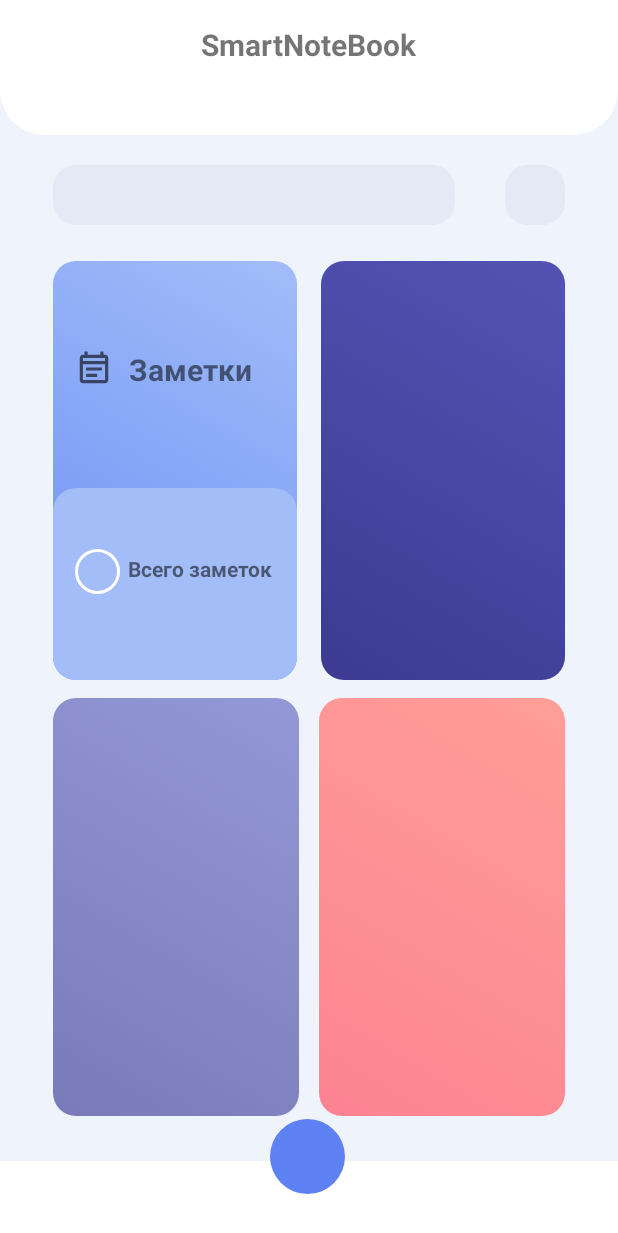
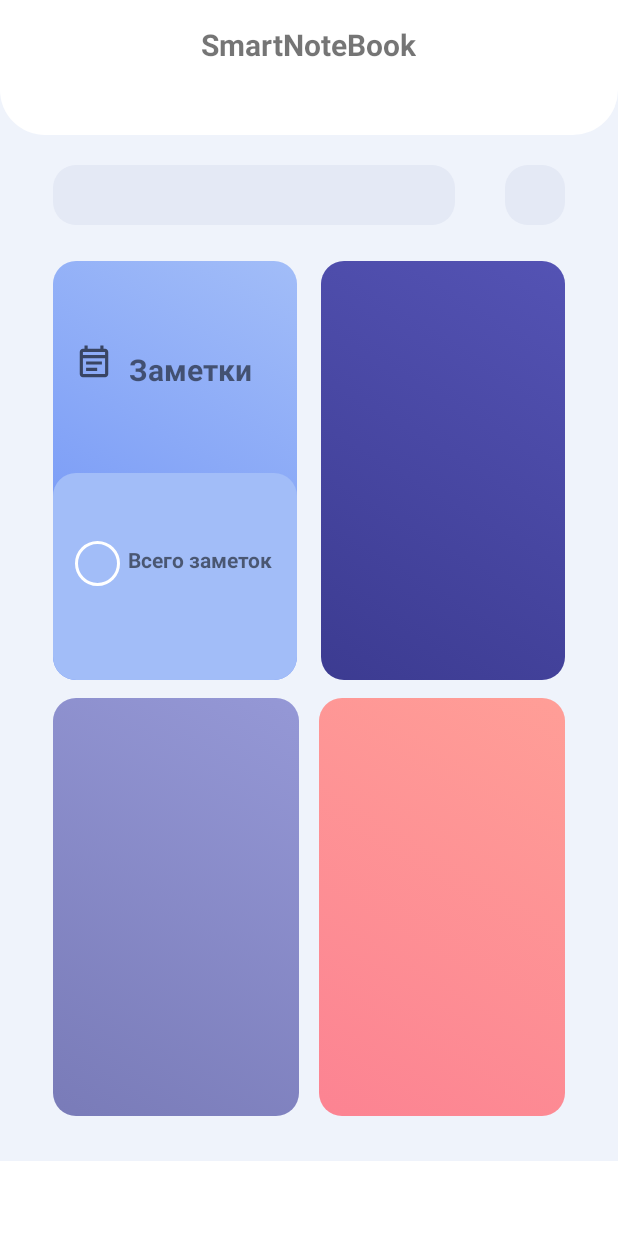
Before and after one commit to TheJecksMan/SmartNoteBookV1, an Android app: the screen it shows after launch (MainActivityMainMenu), on a phone screen of 412 x 824 dp. Shown: the top 1233 px of the screen. Run offline under Robolectric (Android 15) with nearby library versions, the phone set to English and light mode, and no system bars.

Commit message:
UI Register/Login

```diff
--- a/app/src/main/AndroidManifest.xml
+++ b/app/src/main/AndroidManifest.xml
@@ -12,7 +12,8 @@
         android:roundIcon="@mipmap/ic_launcher_round"
         android:supportsRtl="true"
         android:theme="@style/Theme.MaterialComponents.DayNight.NoActionBar">
-        <activity android:name=".MainActivityReminders"></activity>
+        <activity android:name=".Account"></activity>
+        <activity android:name=".MainActivityReminders" />
         <activity android:name=".MainActivityMainMenu" />
         <activity android:name=".MainActivityNoteBook" />
         <activity android:name=".MainActivityCreateNotes" />
--- a/app/src/main/res/layout/activity_main_main_menu.xml
+++ b/app/src/main/res/layout/activity_main_main_menu.xml
@@ -119,21 +119,10 @@
         app:layout_constraintTop_toTopOf="parent" />
 
     <View
-        android:id="@+id/ViewVoiceHelper"
-        android:layout_width="50dp"
-        android:layout_height="50dp"
-        android:layout_marginBottom="28dp"
-        android:background="@drawable/ic_custom_button"
-        app:layout_constraintBottom_toBottomOf="parent"
-        app:layout_constraintEnd_toEndOf="parent"
-        app:layout_constraintHorizontal_bias="0.498"
-        app:layout_constraintStart_toStartOf="parent"></View>
-
-    <View
         android:id="@+id/ViewDopButton1"
         android:layout_width="0dp"
         android:layout_height="0dp"
-        android:layout_marginTop="65dp"
+        android:layout_marginTop="55dp"
         android:background="@drawable/btn_dop_menu_1"
         app:layout_constraintBottom_toBottomOf="@+id/ViewButton1"
         app:layout_constraintEnd_toEndOf="@+id/ViewButton1"
@@ -159,14 +148,13 @@
         android:id="@+id/ViewIconNotes"
         android:layout_width="25dp"
         android:layout_height="25dp"
-        android:layout_marginBottom="64dp"
         android:background="@drawable/ic_outline_event_note_24"
         app:layout_constraintBottom_toTopOf="@+id/ViewDopButton1"
         app:layout_constraintEnd_toEndOf="@+id/ViewButton1"
         app:layout_constraintHorizontal_bias="0.108"
         app:layout_constraintStart_toStartOf="@+id/ViewButton1"
         app:layout_constraintTop_toTopOf="@+id/ViewButton1"
-        app:layout_constraintVertical_bias="0.958" />
+        app:layout_constraintVertical_bias="0.476" />
 
     <View
         android:id="@+id/viewIconCircle"
@@ -201,9 +189,11 @@
         android:layout_width="0dp"
         android:layout_height="0dp"
         android:background="#00FFFFFF"
+        android:visibility="gone"
         app:layout_constraintBottom_toBottomOf="@+id/ViewButton1"
         app:layout_constraintEnd_toEndOf="@+id/ViewButton1"
         app:layout_constraintStart_toStartOf="@+id/ViewButton1"
-        app:layout_constraintTop_toTopOf="@+id/ViewButton1" />
+        app:layout_constraintTop_toTopOf="@+id/ViewButton1"
+        tools:visibility="gone" />
 
 </androidx.constraintlayout.widget.ConstraintLayout>
--- a/app/src/main/res/values/strings.xml
+++ b/app/src/main/res/values/strings.xml
@@ -9,4 +9,8 @@
     <string name="Load">Загрузка</string>
     <string name="MainMenu">Главное меню</string>
     <string name="Search">Поиск</string>
+    <string name="hint_username">Имя пользователя</string>
+    <string name="hint_password">Пароль</string>
+    <string name="hint_button_cancel">Отмена</string>
+    <string name="hint_button_next">Продолжить</string>
 </resources>
```
Also changed, not shown: app/src/main/java/com/example/smartnotebook/Account.java (added, +15 -0 lines), app/src/main/res/layout/activity_account.xml (added, +91 -0 lines).
